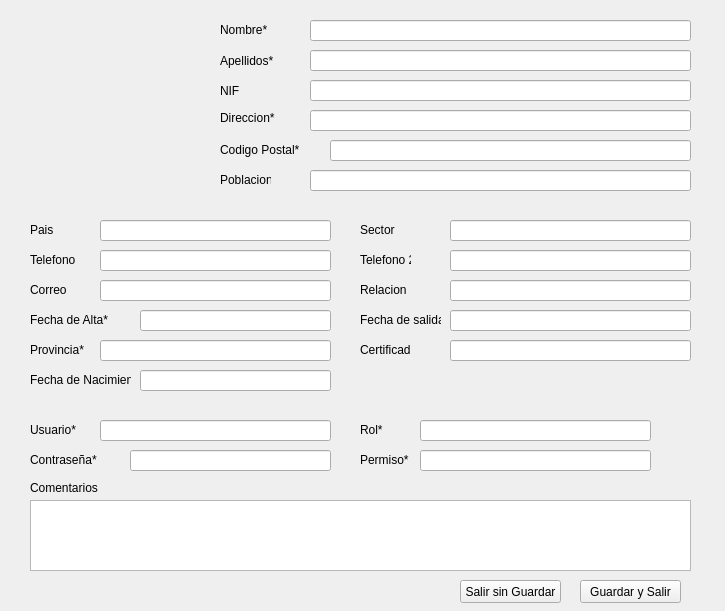
This is src/UI/perfilUsuario.ui in PurpleFlamingo/purpleACOES as Qt 5 draws it before an edit. The edited form follows.
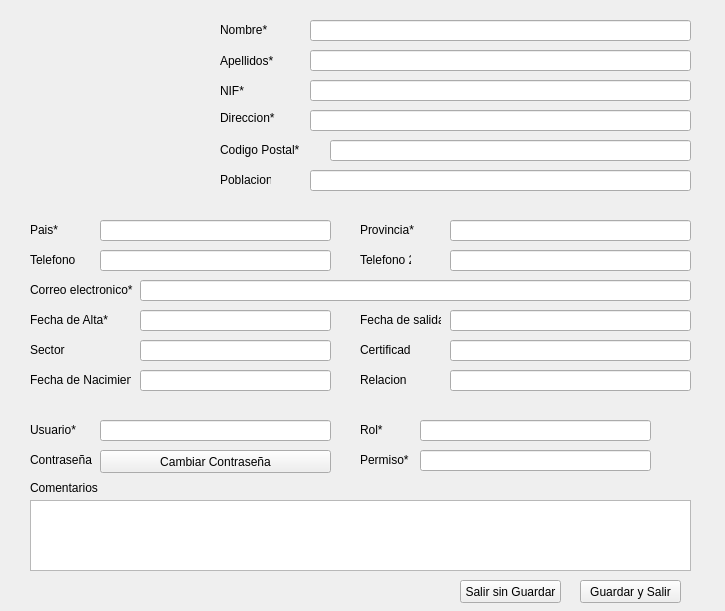
This is the edited form. Icons and pictures are not drawn.

Commit message:
Modificado orden, boton Cambiar contraseña
He quitado la caja de texto que mostraba la contraseña (por cuestiones de seguridad) y he puesto en su lugar el botón "Cambiar contraseña" que llamará el subsistema de cambio de contraseña

What changed in the file:
```diff
--- a/src/UI/perfilUsuario.ui
+++ b/src/UI/perfilUsuario.ui
@@ -76,7 +76,7 @@
      </rect>
     </property>
     <property name="text">
-     <string>NIF</string>
+     <string>NIF*</string>
     </property>
    </widget>
    <widget class="QLabel" name="lDireccion">
@@ -211,7 +211,7 @@
      </rect>
     </property>
     <property name="text">
-     <string>Pais</string>
+     <string>Pais*</string>
     </property>
    </widget>
    <widget class="QLabel" name="lTelefono1">
@@ -245,12 +245,12 @@
      <rect>
       <x>30</x>
       <y>280</y>
-      <width>51</width>
+      <width>161</width>
       <height>20</height>
      </rect>
     </property>
     <property name="text">
-     <string>Correo</string>
+     <string>Correo electronico*</string>
     </property>
    </widget>
    <widget class="QLabel" name="lFechaAlta">
@@ -269,8 +269,8 @@
    <widget class="QLabel" name="lSector">
     <property name="geometry">
      <rect>
-      <x>360</x>
-      <y>220</y>
+      <x>30</x>
+      <y>340</y>
       <width>51</width>
       <height>20</height>
      </rect>
@@ -309,7 +309,7 @@
     <property name="geometry">
      <rect>
       <x>360</x>
-      <y>280</y>
+      <y>370</y>
       <width>51</width>
       <height>20</height>
      </rect>
@@ -351,9 +351,9 @@
    <widget class="QLineEdit" name="eCorreoElectronico">
     <property name="geometry">
      <rect>
-      <x>100</x>
+      <x>140</x>
       <y>280</y>
-      <width>231</width>
+      <width>551</width>
       <height>21</height>
      </rect>
     </property>
@@ -361,9 +361,9 @@
    <widget class="QLineEdit" name="eSector">
     <property name="geometry">
      <rect>
-      <x>450</x>
-      <y>220</y>
-      <width>241</width>
+      <x>140</x>
+      <y>340</y>
+      <width>191</width>
       <height>21</height>
      </rect>
     </property>
@@ -372,7 +372,7 @@
     <property name="geometry">
      <rect>
       <x>450</x>
-      <y>280</y>
+      <y>370</y>
       <width>241</width>
       <height>21</height>
      </rect>
@@ -411,8 +411,8 @@
    <widget class="QLabel" name="lProvincia">
     <property name="geometry">
      <rect>
-      <x>30</x>
-      <y>340</y>
+      <x>360</x>
+      <y>220</y>
       <width>71</width>
       <height>20</height>
      </rect>
@@ -424,9 +424,9 @@
    <widget class="QLineEdit" name="eProvincia">
     <property name="geometry">
      <rect>
-      <x>100</x>
-      <y>340</y>
-      <width>231</width>
+      <x>450</x>
+      <y>220</y>
+      <width>241</width>
       <height>21</height>
      </rect>
     </property>
@@ -480,7 +480,7 @@
      </rect>
     </property>
     <property name="text">
-     <string>Contraseña*</string>
+     <string>Contraseña</string>
     </property>
    </widget>
    <widget class="QLabel" name="lPermiso">
@@ -516,16 +516,6 @@
      </rect>
     </property>
    </widget>
-   <widget class="QLineEdit" name="eClave">
-    <property name="geometry">
-     <rect>
-      <x>130</x>
-      <y>450</y>
-      <width>201</width>
-      <height>21</height>
-     </rect>
-    </property>
-   </widget>
    <widget class="QLineEdit" name="eRol">
     <property name="geometry">
      <rect>
@@ -559,6 +549,19 @@
      <string>Comentarios</string>
     </property>
    </widget>
+   <widget class="QPushButton" name="bCambiarClave">
+    <property name="geometry">
+     <rect>
+      <x>100</x>
+      <y>450</y>
+      <width>231</width>
+      <height>23</height>
+     </rect>
+    </property>
+    <property name="text">
+     <string>Cambiar Contraseña</string>
+    </property>
+   </widget>
   </widget>
  </widget>
  <resources>
```
Left out of the diff: 2 changed lines with no effect on the pictures.
